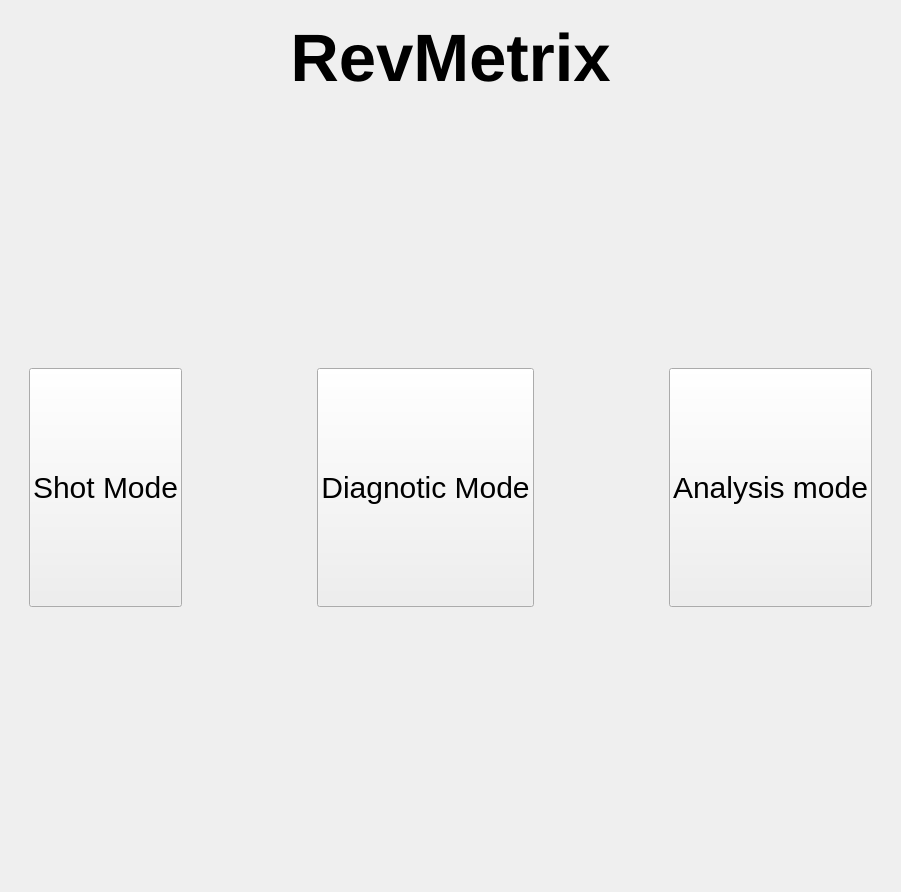
Above: FrontPage.ui from YCP-Rev-Metrix/BallSpinner-Controller-v2 before the change. Below: the same form after it.
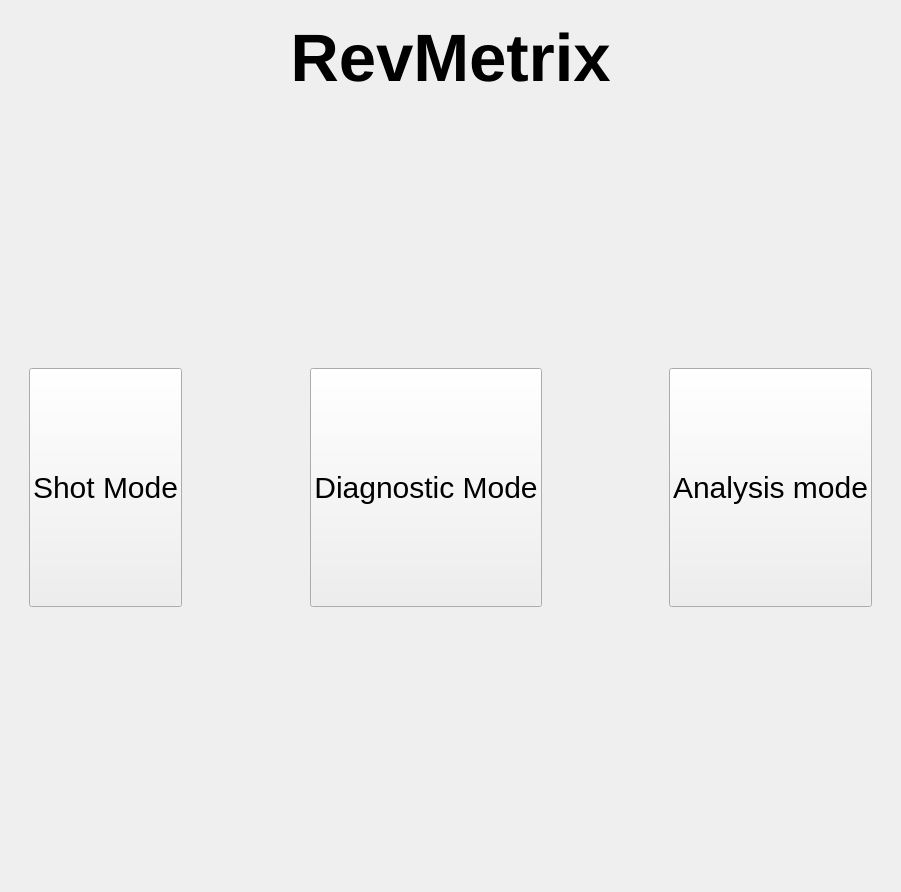
That is the form after the change. Icons and pictures are not drawn.

```diff
--- a/FrontPage.ui
+++ b/FrontPage.ui
@@ -41,7 +41,7 @@
             <string notr="true">font-size: 30px</string>
            </property>
            <property name="text">
-            <string>Diagnotic Mode</string>
+            <string>Diagnostic Mode</string>
            </property>
           </widget>
          </item>
```
